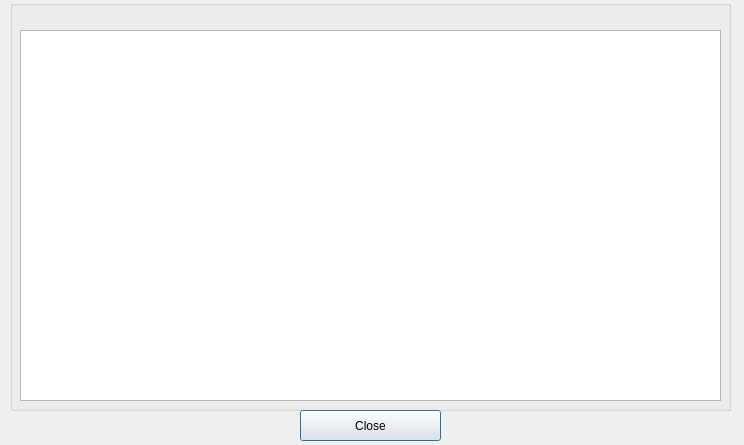
This is src/twitter.ui in mhogomchungu/qt-update-notifier as Qt 5 draws it before an edit. The edited form follows.
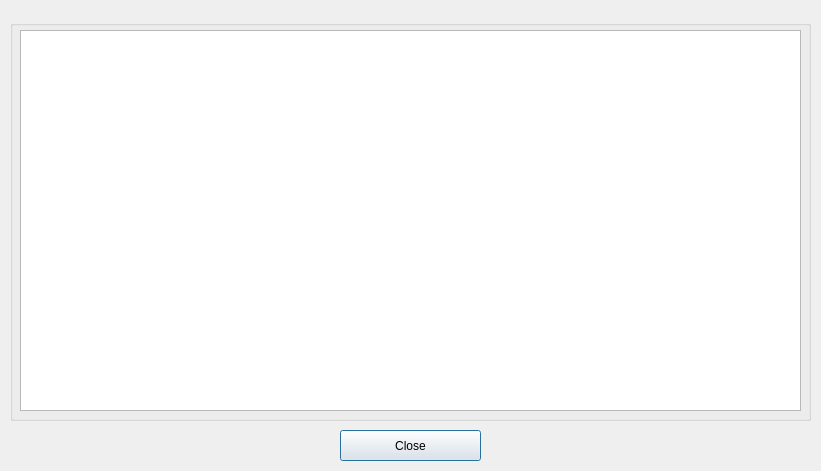
This is the edited form.

```diff
--- a/src/twitter.ui
+++ b/src/twitter.ui
@@ -6,8 +6,8 @@
    <rect>
     <x>0</x>
     <y>0</y>
-    <width>744</width>
-    <height>445</height>
+    <width>821</width>
+    <height>471</height>
    </rect>
   </property>
   <property name="windowTitle">
@@ -16,8 +16,8 @@
   <widget class="QPushButton" name="pbClose">
    <property name="geometry">
     <rect>
-     <x>300</x>
-     <y>410</y>
+     <x>340</x>
+     <y>430</y>
      <width>141</width>
      <height>31</height>
     </rect>
@@ -30,9 +30,9 @@
    <property name="geometry">
     <rect>
      <x>10</x>
-     <y>0</y>
-     <width>721</width>
-     <height>411</height>
+     <y>20</y>
+     <width>801</width>
+     <height>401</height>
     </rect>
    </property>
    <property name="title">
@@ -42,9 +42,9 @@
     <property name="geometry">
      <rect>
       <x>10</x>
-      <y>30</y>
-      <width>701</width>
-      <height>371</height>
+      <y>10</y>
+      <width>781</width>
+      <height>381</height>
      </rect>
     </property>
     <property name="readOnly">
```
